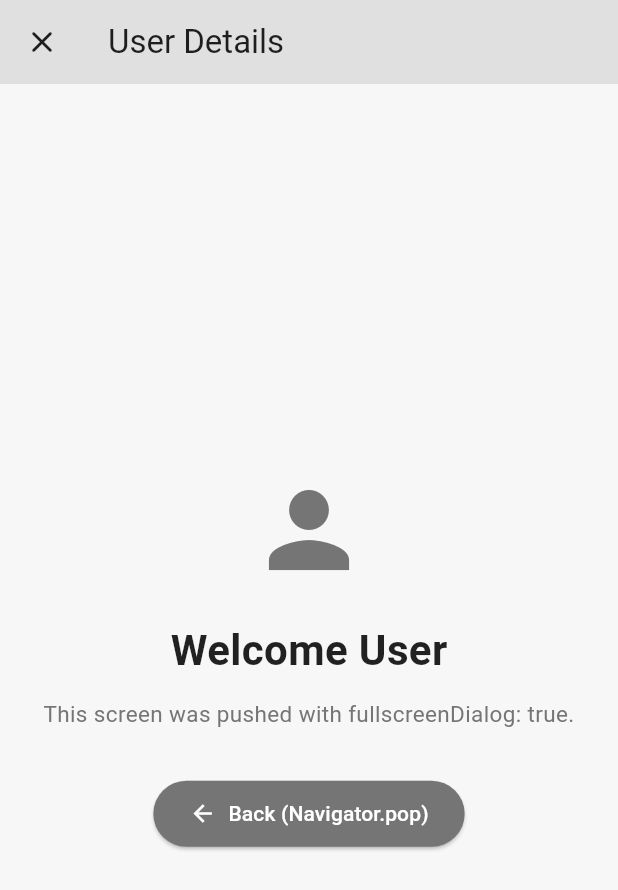
After one commit to 56776-Hamza/Mad-CourseRepo, a Flutter app: the NavigationPage screen opened by its route, after a tap on "Admin", after a tap on "User", after a tap on "Open Detail (Fullscreen Dialog)", on a phone screen of 412 x 824 dp. The commit adds this screen. Shown: the top 890 px of the screen. Run offline on Flutter 3.47's test engine with Material 3 defaults, Android fonts, the phone set to English and light mode, and no system bars.

Commit message:
Add NavigationPage with Admin and User role navigation and welcome screens

```diff
--- a/lib/login_page.dart
+++ b/lib/login_page.dart
@@ -123,6 +123,22 @@ class _LoginPageState extends State<LoginPage> {
                   ),
                 ),
               ),
+              const SizedBox(height: 16),
+
+              // Navigation Role Switcher Button
+              TextButton.icon(
+                onPressed: () {
+                  Navigator.pushNamed(context, '/navigation');
+                },
+                icon: const Icon(Icons.alt_route_rounded, color: Color(0xFF757575)),
+                label: const Text(
+                  'Role Navigation Demo (Admin/User)',
+                  style: TextStyle(
+                    color: Color(0xFF757575),
+                    fontWeight: FontWeight.w600,
+                  ),
+                ),
+              ),
             ],
           ),
         ),
--- a/lib/main.dart
+++ b/lib/main.dart
@@ -1,6 +1,7 @@
 import 'package:flutter/material.dart';
 import 'login_page.dart';
 import 'profile_page.dart';
+import 'navigation.dart';
 
 void main() {
   runApp(const MyApp());
@@ -16,7 +17,7 @@ class MyApp extends StatelessWidget {
       debugShowCheckedModeBanner: false,
       theme: ThemeData(
         colorScheme: ColorScheme.fromSeed(
-          seedColor: Colors.indigo,
+          seedColor: Colors.grey,
           brightness: Brightness.light,
         ),
         useMaterial3: true,
@@ -25,6 +26,7 @@ class MyApp extends StatelessWidget {
       routes: {
         '/': (context) => const LoginPage(),
         '/profile': (context) => const ProfilePage(),
+        '/navigation': (context) => const NavigationPage(),
       },
     );
   }
--- /dev/null
+++ b/lib/navigation.dart
@@ -0,0 +1,333 @@
+import 'package:flutter/material.dart';
+
+class NavigationPage extends StatefulWidget {
+  const NavigationPage({super.key});
+
+  @override
+  State<NavigationPage> createState() => _NavigationPageState();
+}
+
+class _NavigationPageState extends State<NavigationPage> {
+  String _selectedRole = ''; // 'Admin' or 'User'
+
+  void _loginAs(String role) {
+    setState(() {
+      _selectedRole = role;
+    });
+  }
+
+  @override
+  Widget build(BuildContext context) {
+    return Scaffold(
+      backgroundColor: const Color(0xFFF7F7F7),
+      appBar: AppBar(
+        backgroundColor: const Color(0xFFE0E0E0),
+        elevation: 0,
+        title: const Text(
+          'Navigation & Roles',
+          style: TextStyle(
+            color: Colors.black87,
+            fontWeight: FontWeight.bold,
+            letterSpacing: 1.2,
+          ),
+        ),
+        centerTitle: true,
+      ),
+      body: SafeArea(
+        child: SingleChildScrollView(
+          padding: const EdgeInsets.all(24.0),
+          child: Column(
+            crossAxisAlignment: CrossAxisAlignment.center,
+            children: [
+              const SizedBox(height: 10),
+              const Icon(
+                Icons.alt_route_rounded,
+                size: 64,
+                color: Color(0xFF757575),
+              ),
+              const SizedBox(height: 16),
+              const Text(
+                'Select Profile Role',
+                style: TextStyle(
+                  fontSize: 22,
+                  fontWeight: FontWeight.bold,
+                  color: Colors.black87,
+                ),
+              ),
+              const SizedBox(height: 8),
+              const Text(
+                'Choose a role below to log in and test navigation',
+                style: TextStyle(fontSize: 14, color: Color(0xFF757575)),
+                textAlign: TextAlign.center,
+              ),
+              const SizedBox(height: 32),
+
+              // Role Selection Buttons
+              Row(
+                children: [
+                  Expanded(
+                    child: ElevatedButton.icon(
+                      style: ElevatedButton.styleFrom(
+                        backgroundColor: _selectedRole == 'Admin'
+                            ? const Color(0xFF757575)
+                            : Colors.white,
+                        foregroundColor: _selectedRole == 'Admin'
+                            ? Colors.white
+                            : const Color(0xFF757575),
+                        side: const BorderSide(color: Color(0xFF757575)),
+                        padding: const EdgeInsets.symmetric(vertical: 16),
+                        shape: RoundedRectangleBorder(
+                          borderRadius: BorderRadius.circular(12),
+                        ),
+                      ),
+                      icon: const Icon(Icons.admin_panel_settings_outlined),
+                      label: const Text(
+                        'Admin',
+                        style: TextStyle(
+                          fontSize: 16,
+                          fontWeight: FontWeight.bold,
+                        ),
+                      ),
+                      onPressed: () => _loginAs('Admin'),
+                    ),
+                  ),
+                  const SizedBox(width: 16),
+                  Expanded(
+                    child: ElevatedButton.icon(
+                      style: ElevatedButton.styleFrom(
+                        backgroundColor: _selectedRole == 'User'
+                            ? const Color(0xFF757575)
+                            : Colors.white,
+                        foregroundColor: _selectedRole == 'User'
+                            ? Colors.white
+                            : const Color(0xFF757575),
+                        side: const BorderSide(color: Color(0xFF757575)),
+                        padding: const EdgeInsets.symmetric(vertical: 16),
+                        shape: RoundedRectangleBorder(
+                          borderRadius: BorderRadius.circular(12),
+                        ),
+                      ),
+                      icon: const Icon(Icons.person_outline_rounded),
+                      label: const Text(
+                        'User',
+                        style: TextStyle(
+                          fontSize: 16,
+                          fontWeight: FontWeight.bold,
+                        ),
+                      ),
+                      onPressed: () => _loginAs('User'),
+                    ),
+                  ),
+                ],
+              ),
+
+              const SizedBox(height: 36),
+
+              // Display Welcome Message Area
+              if (_selectedRole.isNotEmpty) ...[
+                Container(
+                  width: double.infinity,
+                  padding: const EdgeInsets.all(24),
+                  decoration: BoxDecoration(
+                    color: Colors.white,
+                    borderRadius: BorderRadius.circular(16),
+                    boxShadow: [
+                      BoxShadow(
+                        color: Colors.black.withValues(alpha: 0.05),
+                        blurRadius: 10,
+                        offset: const Offset(0, 4),
+                      ),
+                    ],
+                  ),
+                  child: Column(
+                    children: [
+                      Icon(
+                        _selectedRole == 'Admin'
+                            ? Icons.verified_user_rounded
+                            : Icons.account_circle_rounded,
+                        size: 50,
+                        color: const Color(0xFF757575),
+                      ),
+                      const SizedBox(height: 12),
+                      Text(
+                        _selectedRole == 'Admin'
+                            ? 'Welcome Admin'
+                            : 'Welcome User',
+                        style: const TextStyle(
+                          fontSize: 26,
+                          fontWeight: FontWeight.bold,
+                          color: Colors.black87,
+                        ),
+                      ),
+                      const SizedBox(height: 8),
+                      Text(
+                        _selectedRole == 'Admin'
+                            ? 'Logged in with Administrative privileges.'
+                            : 'Logged in as Standard User.',
+                        style: const TextStyle(
+                          fontSize: 14,
+                          color: Color(0xFF757575),
+                        ),
+                      ),
+                      const SizedBox(height: 24),
+
+                      // Navigation Actions Demonstration
+                      Column(
+                        children: [
+                          // Push Fullscreen Dialog Action
+                          SizedBox(
+                            width: double.infinity,
+                            child: OutlinedButton.icon(
+                              style: OutlinedButton.styleFrom(
+                                foregroundColor: const Color(0xFF757575),
+                                padding:
+                                    const EdgeInsets.symmetric(vertical: 14),
+                                shape: RoundedRectangleBorder(
+                                  borderRadius: BorderRadius.circular(10),
+                                ),
+                              ),
+                              icon: const Icon(Icons.open_in_new_rounded),
+                              label: const Text('Open Detail (Fullscreen Dialog)'),
+                              onPressed: () {
+                                Navigator.push(
+                                  context,
+                                  MaterialPageRoute(
+                                    fullscreenDialog: true,
+                                    builder: (context) => RoleDetailDialog(
+                                      role: _selectedRole,
+                                    ),
+                                  ),
+                                );
+                              },
+                            ),
+                          ),
+                          const SizedBox(height: 12),
+
+                          // Push Replacement Route Action
+                          SizedBox(
+                            width: double.infinity,
+                            child: ElevatedButton.icon(
+                              style: ElevatedButton.styleFrom(
+                                backgroundColor: const Color(0xFF757575),
+                                foregroundColor: Colors.white,
+                                padding:
+                                    const EdgeInsets.symmetric(vertical: 14),
+                                shape: RoundedRectangleBorder(
+                                  borderRadius: BorderRadius.circular(10),
+                                ),
+                              ),
+                              icon: const Icon(Icons.person_pin_rounded),
+                              label: const Text('Go to Main Profile'),
+                              onPressed: () {
+                                Navigator.pushReplacementNamed(
+                                    context, '/profile');
+                              },
+                            ),
+                          ),
+                        ],
+                      ),
+                    ],
+                  ),
+                ),
+              ] else ...[
+                Container(
+                  padding: const EdgeInsets.all(20),
+                  decoration: BoxDecoration(
+                    color: const Color(0xFFE0E0E0).withValues(alpha: 0.5),
+                    borderRadius: BorderRadius.circular(12),
+                  ),
+                  child: const Text(
+                    'Please click "Admin" or "User" above to see the welcome message.',
+                    style: TextStyle(
+                      fontSize: 15,
+                      color: Color(0xFF616161),
+                      fontStyle: FontStyle.italic,
+                    ),
+                    textAlign: TextAlign.center,
+                  ),
+                ),
+              ],
+            ],
+          ),
+        ),
+      ),
+    );
+  }
+}
+
+// Fullscreen Dialog Detail Screen
+class RoleDetailDialog extends StatelessWidget {
+  final String role;
+  const RoleDetailDialog({super.key, required this.role});
+
+  @override
+  Widget build(BuildContext context) {
+    return Scaffold(
+      backgroundColor: const Color(0xFFF7F7F7),
+      appBar: AppBar(
+        backgroundColor: const Color(0xFFE0E0E0),
+        elevation: 0,
+        title: Text(
+          '$role Details',
+          style: const TextStyle(color: Colors.black87),
+        ),
+        leading: IconButton(
+          icon: const Icon(Icons.close_rounded, color: Colors.black87),
+          onPressed: () {
+            // Navigator.pop example
+            Navigator.pop(context);
+          },
+        ),
+      ),
+      body: Center(
+        child: Padding(
+          padding: const EdgeInsets.all(24.0),
+          child: Column(
+            mainAxisAlignment: MainAxisAlignment.center,
+            children: [
+              Icon(
+                role == 'Admin'
+                    ? Icons.admin_panel_settings
+                    : Icons.person,
+                size: 80,
+                color: const Color(0xFF757575),
+              ),
+              const SizedBox(height: 20),
+              Text(
+                role == 'Admin' ? 'Welcome Admin' : 'Welcome User',
+                style: const TextStyle(
+                  fontSize: 28,
+                  fontWeight: FontWeight.bold,
+                  color: Colors.black87,
+                ),
+              ),
+              const SizedBox(height: 12),
+              Text(
+                'This screen was pushed with fullscreenDialog: true.',
+                style: const TextStyle(
+                  fontSize: 15,
+                  color: Color(0xFF757575),
+                ),
+                textAlign: TextAlign.center,
+              ),
+              const SizedBox(height: 32),
+              ElevatedButton.icon(
+                style: ElevatedButton.styleFrom(
+                  backgroundColor: const Color(0xFF757575),
+                  foregroundColor: Colors.white,
+                  padding:
+                      const EdgeInsets.symmetric(horizontal: 24, vertical: 12),
+                ),
+                icon: const Icon(Icons.arrow_back),
+                label: const Text('Back (Navigator.pop)'),
+                onPressed: () {
+                  Navigator.pop(context);
+                },
+              ),
+            ],
+          ),
+        ),
+      ),
+    );
+  }
+}
```
